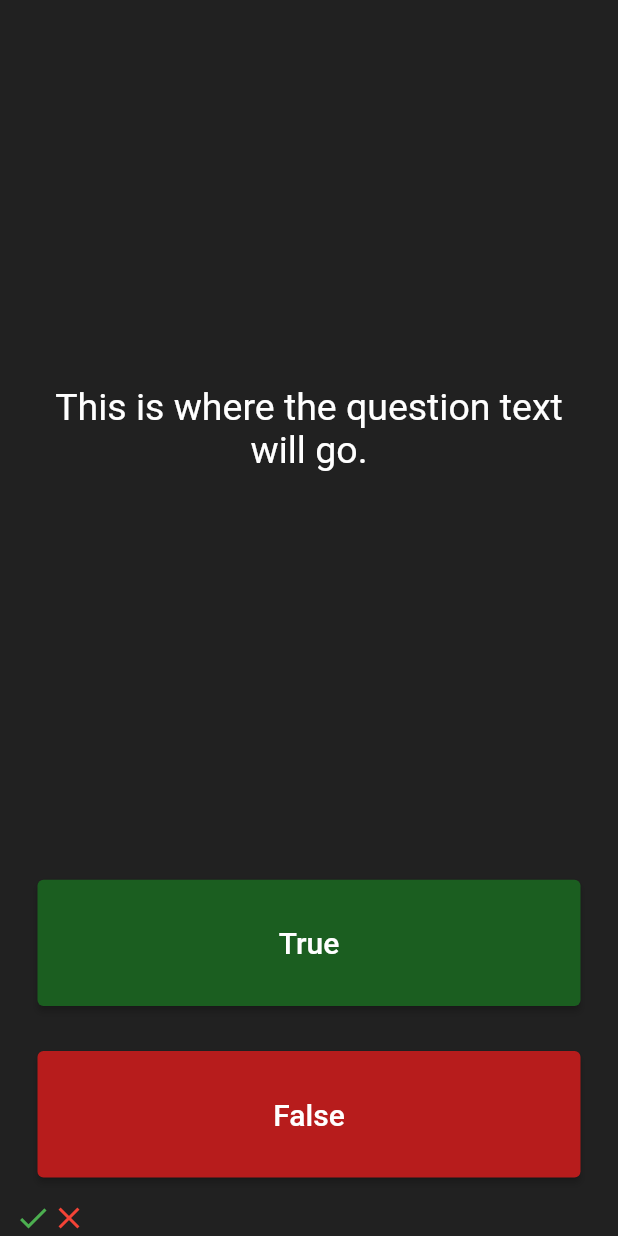
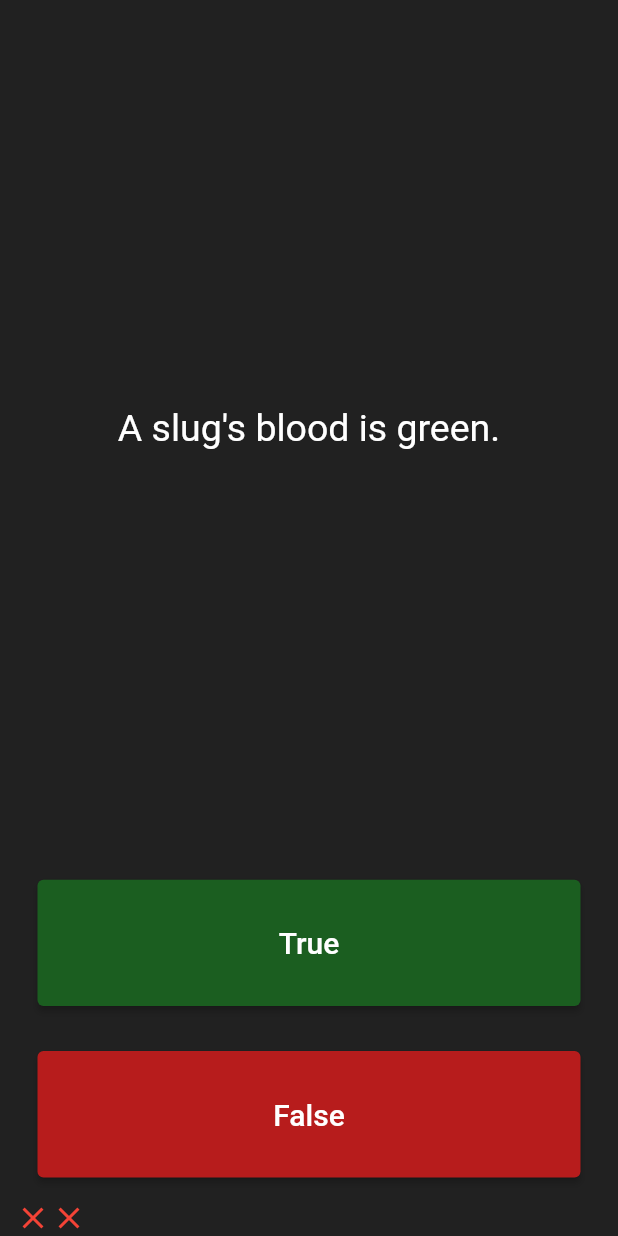
Before and after one commit to UT07/quiz_me, a Flutter app: the screen it shows after launch, after a tap on "True", after a tap on "False", on a phone screen of 412 x 824 dp. Run offline on Flutter 3.47's test engine with Material 2 defaults, Android fonts, the phone set to English and light mode, and no system bars.

Commit message:
Added a question class. fixed the range error

```diff
--- a/lib/main.dart
+++ b/lib/main.dart
@@ -1,4 +1,5 @@
 import 'package:flutter/material.dart';
+import './question.dart';
 
 void main() => runApp(QuizMe());
 
@@ -25,11 +26,17 @@ class QuizPage extends StatefulWidget {
 }
 
 class _QuizPageState extends State<QuizPage> {
+  int questionNumber = 0;
   List<Widget> scoreKeeper = [];
-
+  List<Question> questions = [
+    Question('You can lead a cow down stairs but not up stairs.', false),
+    Question('Approximately one quarter of human bones are in the feet.', true),
+    Question('A slug\'s blood is green.', true),
+  ];
   @override
   Widget build(BuildContext context) {
-    return Column(
+    return questionNumber < questions.length
+        ? Column(
             mainAxisAlignment: MainAxisAlignment.spaceBetween,
             crossAxisAlignment: CrossAxisAlignment.stretch,
             children: <Widget>[
@@ -39,7 +46,7 @@ class _QuizPageState extends State<QuizPage> {
                   padding: EdgeInsets.all(10.0),
                   child: Center(
                     child: Text(
-                'This is where the question text will go.',
+                      questions.elementAt(questionNumber).questionText,
                       textAlign: TextAlign.center,
                       style: TextStyle(
                         fontSize: 25.0,
@@ -66,10 +73,18 @@ class _QuizPageState extends State<QuizPage> {
                     ),
                     onPressed: () {
                       //The user picked true.
+                      bool correctAnswer = questions[questionNumber].answer;
+                      correctAnswer == true
+                          ? scoreKeeper
+                              .add(Icon(Icons.check, color: Colors.green))
+                          : scoreKeeper
+                              .add(Icon(Icons.close, color: Colors.red));
                       setState(() {
-                  scoreKeeper.add(
-                    Icon(Icons.check, color: Colors.green),
-                  );
+                        questionNumber++;
+
+                        // scoreKeeper.add(
+                        //   Icon(Icons.check, color: Colors.green),
+                        // );
                       });
                     },
                   ),
@@ -80,7 +95,8 @@ class _QuizPageState extends State<QuizPage> {
                   padding: EdgeInsets.all(15.0),
                   child: ElevatedButton(
                     style: ButtonStyle(
-                backgroundColor: MaterialStateProperty.all(Colors.red.shade900),
+                      backgroundColor:
+                          MaterialStateProperty.all(Colors.red.shade900),
                     ),
                     child: Text(
                       'False',
@@ -90,9 +106,15 @@ class _QuizPageState extends State<QuizPage> {
                       ),
                     ),
                     onPressed: () {
-                //The user picked false.
+                      bool correctAnswer = questions[questionNumber].answer;
+                      correctAnswer == false
+                          ? scoreKeeper
+                              .add(Icon(Icons.check, color: Colors.green))
+                          : scoreKeeper
+                              .add(Icon(Icons.close, color: Colors.red));
+
                       setState(() {
-                  scoreKeeper.add(Icon(Icons.close, color: Colors.red));
+                        questionNumber++;
                       });
                     },
                   ),
@@ -102,12 +124,13 @@ class _QuizPageState extends State<QuizPage> {
                 children: scoreKeeper,
               ),
             ],
-    );
+          )
+        : Text('Questions finished');
   }
 }
 
 /*
-question1: 'You can lead a cow down stairs but not up stairs.', false,
+question1: 'You can lead a cow down stairs but not up stairs.' , false,
 question2: 'Approximately one quarter of human bones are in the feet.', true,
 question3: 'A slug\'s blood is green.', true,
 */
--- /dev/null
+++ b/lib/question.dart
@@ -0,0 +1,5 @@
+class Question {
+  String questionText;
+  bool answer;
+  Question(this.questionText, this.answer);
+}
```
Lines whose indentation alone changed are shown as unchanged.
